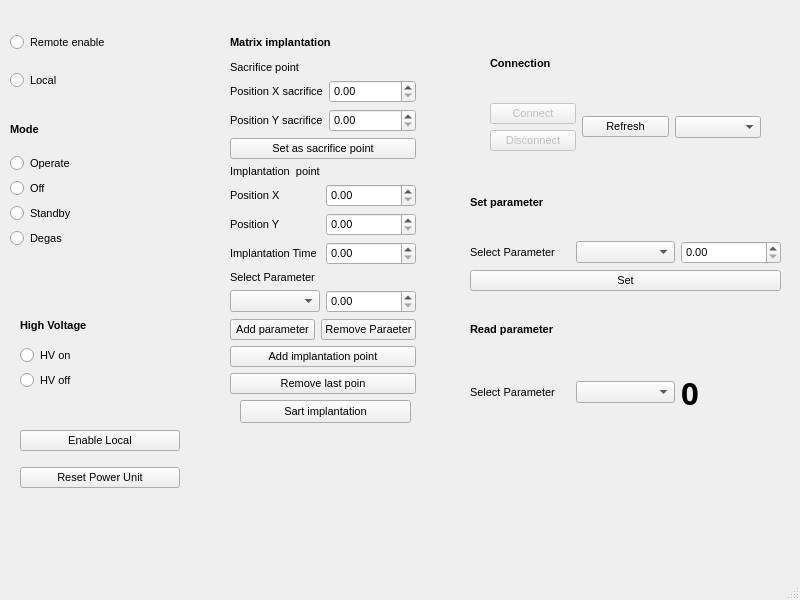
tugatoconhelado/Qoptics_exp, file src/qudi/gui/ion_gun/ion_gun.ui: the form before one commit.
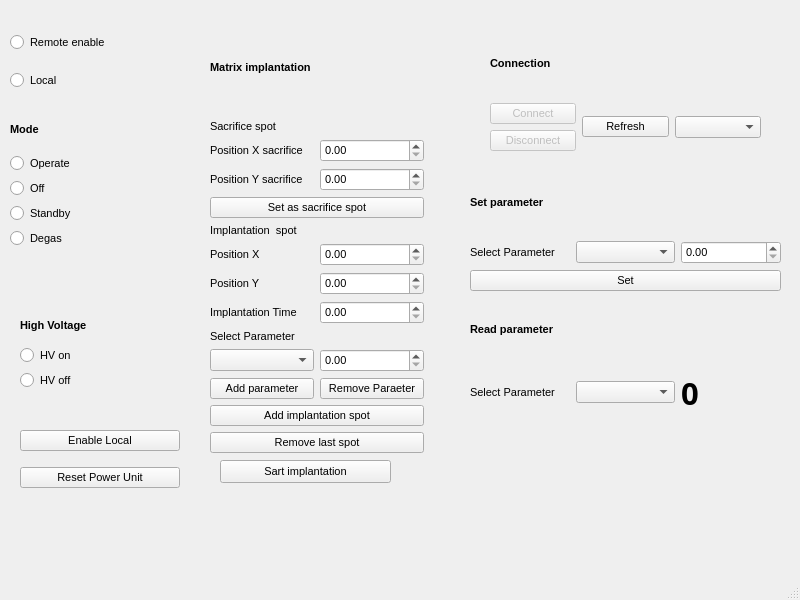
The form after the commit.

Commit message: ui widgets names updated and new logic funtion under construction

```diff
--- a/src/qudi/gui/ion_gun/ion_gun.ui
+++ b/src/qudi/gui/ion_gun/ion_gun.ui
@@ -398,10 +398,10 @@
    <widget class="QWidget" name="verticalLayoutWidget_8">
     <property name="geometry">
      <rect>
-      <x>230</x>
-      <y>30</y>
-      <width>186</width>
-      <height>364</height>
+      <x>210</x>
+      <y>20</y>
+      <width>214</width>
+      <height>433</height>
      </rect>
     </property>
     <layout class="QVBoxLayout" name="verticalLayout_9">
@@ -415,7 +415,7 @@
        </property>
        <property name="font">
         <font>
-         <weight>75</weight>
+         <pointsize>8</pointsize>
          <bold>true</bold>
         </font>
        </property>
@@ -435,7 +435,7 @@
        <item>
         <widget class="QLabel" name="label_15">
          <property name="text">
-          <string>Sacrifice point</string>
+          <string>Sacrifice spot</string>
          </property>
         </widget>
        </item>
@@ -470,7 +470,7 @@
        <item>
         <widget class="QPushButton" name="pushButton_3">
          <property name="text">
-          <string>Set as sacrifice point</string>
+          <string>Set as sacrifice spot</string>
          </property>
         </widget>
        </item>
@@ -479,7 +479,7 @@
          <item>
           <widget class="QLabel" name="label_16">
            <property name="text">
-            <string>Implantation  point</string>
+            <string>Implantation  spot</string>
            </property>
           </widget>
          </item>
@@ -569,14 +569,14 @@
        <item>
         <widget class="QPushButton" name="pushButton_4">
          <property name="text">
-          <string>Add implantation point</string>
+          <string>Add implantation spot</string>
          </property>
         </widget>
        </item>
        <item>
         <widget class="QPushButton" name="pushButton_5">
          <property name="text">
-          <string>Remove last poin</string>
+          <string>Remove last spot</string>
          </property>
         </widget>
        </item>
@@ -587,8 +587,8 @@
    <widget class="QPushButton" name="pushButton_6">
     <property name="geometry">
      <rect>
-      <x>240</x>
-      <y>400</y>
+      <x>220</x>
+      <y>460</y>
       <width>171</width>
       <height>23</height>
      </rect>
```
Left out of the diff: 39 changed lines with no effect on the pictures. The commit also changes 2 other files.
